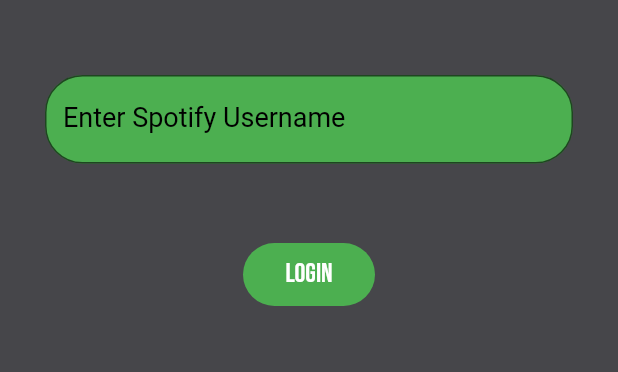
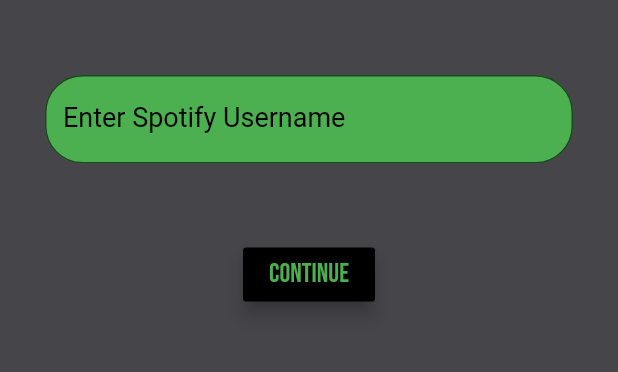
Before and after one commit to pjw9963/Concert-Compainion, a Flutter app: the screen it shows after launch, on a phone screen of 412 x 824 dp, the part 309-681 px from its top. Run offline on Flutter 3.47's test engine with Material 2 defaults, Android fonts, the phone set to English and light mode, and no system bars; Roboto replaces fonts that are missing (Poppins).

Commit message:
button changes

```diff
--- a/concert_compainion_flutter/lib/login_button.dart
+++ /dev/null
@@ -1,31 +0,0 @@
-import 'package:flutter/cupertino.dart';
-import 'package:flutter/material.dart';
-
-class LoginButton extends StatelessWidget {
-
-  LoginButton({@required this.onPressed});
-  final GestureTapCallback onPressed;
-
-  Widget build(BuildContext context) {
-    return RawMaterialButton(
-      fillColor: Colors.green,
-      splashColor: Colors.greenAccent,
-      child: Padding(
-        padding: EdgeInsets.all(10.0),
-        child: Row(
-          mainAxisSize: MainAxisSize.min,
-          children: const <Widget>[
-            Text(
-              "Login",
-              maxLines: 1,
-              style: TextStyle(color: Colors.white, fontSize: 18),
-            ),
-          ],
-        ),
-      ),
-      onPressed: onPressed,
-      shape: const StadiumBorder(),
-    );
-  }
-
-}
--- a/concert_compainion_flutter/lib/main.dart
+++ b/concert_compainion_flutter/lib/main.dart
@@ -1,11 +1,12 @@
 import 'package:flutter/material.dart';
-import 'login_button.dart';
-
 
 void main() => runApp(MyApp());
 
 class MyApp extends StatelessWidget {
   // This widget is the root of your application.
+
+  double _buttonHeight = 100;
+
   @override
   Widget build(BuildContext context) {
 
@@ -14,6 +15,7 @@ class MyApp extends StatelessWidget {
     }
 
     authenticate(String username) {
+      _buttonHeight = 50;
       // reach out to api and authenticate username
     }
 
@@ -54,7 +56,6 @@ class MyApp extends StatelessWidget {
                 border: new OutlineInputBorder(
                   borderRadius: new BorderRadius.circular(25.0),
                 ),
-                //fillColor: Colors.g reen
               ),
               validator: (val) {
                 if(val.length==0) {
@@ -68,7 +69,15 @@ class MyApp extends StatelessWidget {
               ),
             ),
             new Padding(padding: EdgeInsets.only(top: 50)),
-            new LoginButton(onPressed: authenticate(""))
+            new RaisedButton(
+              color: Colors.black,
+              splashColor: Colors.green,
+              animationDuration: Duration(seconds: 2),
+              onPressed: () => print("Button Pressed"),
+              padding: EdgeInsets.all(5),
+              elevation: 5.0,
+              child: Text("Continue", style: TextStyle(fontSize: 18, color: Colors.green),),
+            )
               ]
               ),
             )
```
